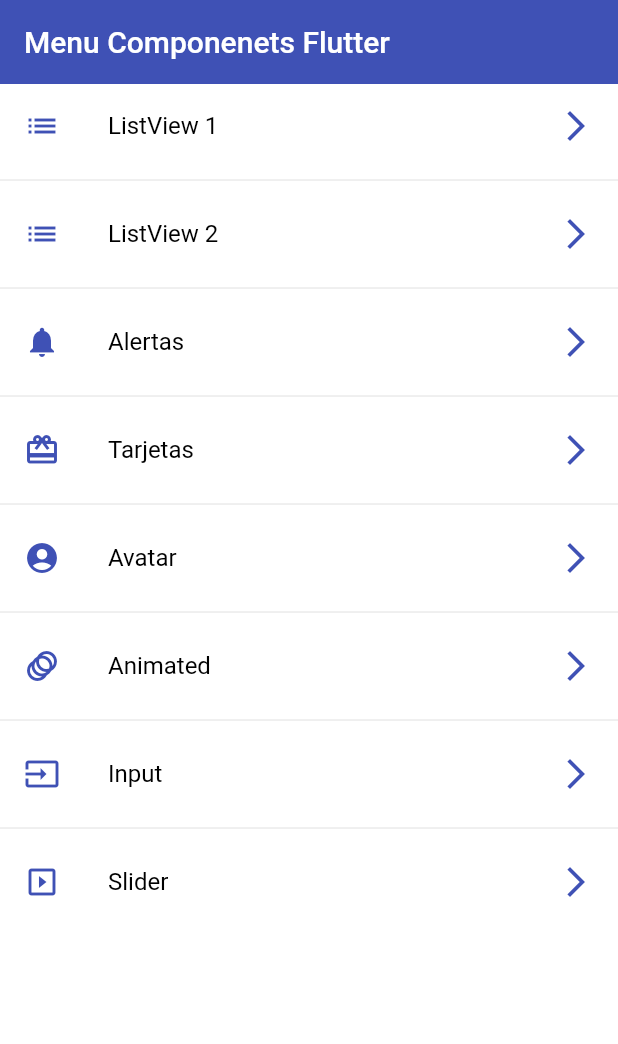
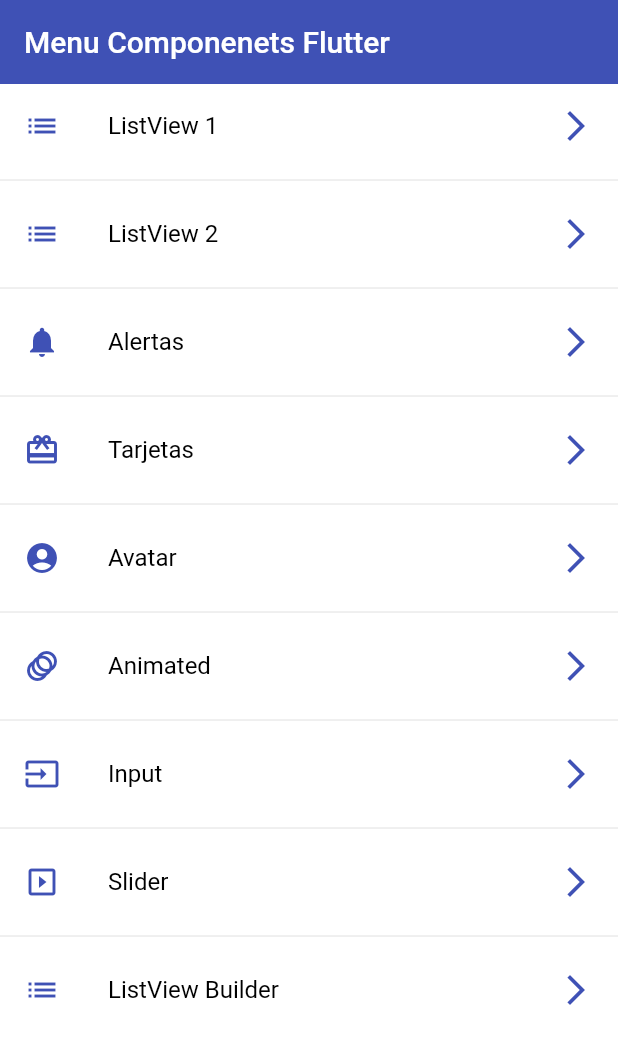
Before and after one commit to Turyfay/app-components-flutter, a Flutter app: the screen it shows after launch, on a phone screen of 412 x 824 dp. Shown: the top 1044 px of the screen. Run offline on Flutter 3.47's test engine with Material 2 defaults, Android fonts, the phone set to English and light mode, and no system bars.

Commit message:
widget listview builder

```diff
--- a/lib/router/app_router.dart
+++ b/lib/router/app_router.dart
@@ -52,6 +52,11 @@ class AppRoutes {
         icon: Icons.slideshow,
         name: 'Slider',
         screen: const SliderScreen()),
+    MenuOption(
+        route: 'ListviewBuilder',
+        icon: Icons.list,
+        name: 'ListView Builder',
+        screen: const ListviewBuilderScreen()),
   ];
 
   //TODO: Crear una funcion que devuelva una lista de rutas
--- a/lib/screens/screens.dart
+++ b/lib/screens/screens.dart
@@ -8,3 +8,5 @@ export 'package:app_components/screens/animated_screen.dart';
 export 'package:app_components/screens/inputs_screen.dart';
 
 export 'package:app_components/screens/slider_screen.dart';
+
+export 'package:app_components/screens/listview_builder_screen.dart';
```
Also changed, not shown: lib/screens/listview_builder_screen.dart (added, +23 -0 lines).
